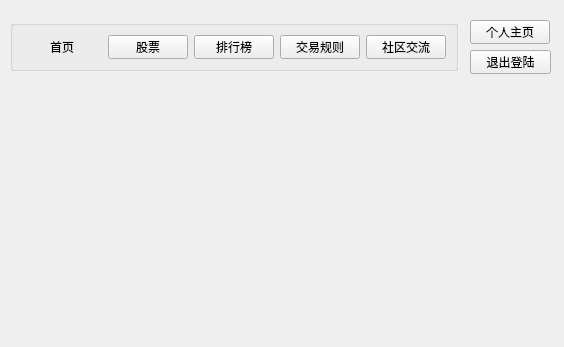
This is VirtualStock/mainwindow.ui in Vks-Feng/Nullptr as Qt 5 draws it before an edit. The edited form follows.
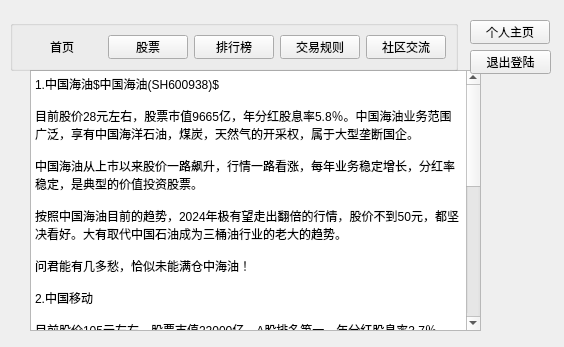
This is the edited form. The open tabs and pages were chosen to show the change.

The edit to the form file:
```diff
--- a/VirtualStock/mainwindow.ui
+++ b/VirtualStock/mainwindow.ui
@@ -17,7 +17,7 @@
    <property name="geometry">
     <rect>
      <x>10</x>
-     <y>80</y>
+     <y>60</y>
      <width>531</width>
      <height>301</height>
     </rect>
@@ -120,8 +120,76 @@
     </widget>
    </widget>
    <widget class="QWidget" name="selectpage3"/>
-   <widget class="QWidget" name="selectpage4"/>
-   <widget class="QWidget" name="selectpage5"/>
+   <widget class="QWidget" name="selectpage4">
+    <widget class="QPlainTextEdit" name="plainTextEdit_2">
+     <property name="geometry">
+      <rect>
+       <x>0</x>
+       <y>0</y>
+       <width>471</width>
+       <height>261</height>
+      </rect>
+     </property>
+     <property name="plainText">
+      <string>1.数量规则：股票一手=100股。
+主板股票买入最少一手及其整数倍，100股，200股，300股，等等。
+主板股票卖出，最后一手不可低于100股的零散数量。
+2.回转交易规则：
+股票：T+1交易，即当天买入，下一交易日可卖出；
+可转债：T+0交易，即当天买入，当天可卖出，无次数限制；
+部分场内基金：大部分T+1交易，小部分T+0交易。
+3.价格规则：
+成交原则：价格优先，时间优先；
+连续竞价交易规则，价格在涨跌幅区间内有效。当天委托当天有效。
+4.涨跌幅限制：
+主板股票：上一交易日收盘价的±10%；创业板、科创板：上一交易日收盘价的±20%
+5.资金清算规则：
+按T+1原则进行资金清算。
+账户股票卖出后，资金马上到股票账户，当天可继续使用但不可转出
+下一交易日9:00后可转出至银行卡（需考虑周末、节假日因素）
+</string>
+     </property>
+    </widget>
+   </widget>
+   <widget class="QWidget" name="selectpage5">
+    <widget class="QPlainTextEdit" name="plainTextEdit">
+     <property name="geometry">
+      <rect>
+       <x>20</x>
+       <y>10</y>
+       <width>451</width>
+       <height>261</height>
+      </rect>
+     </property>
+     <property name="plainText">
+      <string>1.中国海油$中国海油(SH600938)$
+
+目前股价28元左右，股票市值9665亿，年分红股息率5.8％。中国海油业务范围广泛，享有中国海洋石油，煤炭，天然气的开采权，属于大型垄断国企。
+
+中国海油从上市以来股价一路飙升，行情一路看涨，每年业务稳定增长，分红率稳定，是典型的价值投资股票。
+
+按照中国海油目前的趋势，2024年极有望走出翻倍的行情，股价不到50元，都坚决看好。大有取代中国石油成为三桶油行业的老大的趋势。
+
+问君能有几多愁，恰似未能满仓中海油！
+
+2.中国移动
+
+目前股价105元左右，股票市值22000亿，A股排名第一，年分红股息率3.7％。
+
+中国移动的行情和中国海油极为相似，业务能力和经营范围的独特性和垄断地位更胜中海油。中国移动上市以来，股价已经走出了翻倍行情，目前市值排名A股首位。
+
+鉴于其垄断的业务地位和增长行情，中国移动极有可能再次翻番，创造A股市值的神话，后续行情极为看好
+
+3.招商银行
+
+目前股价32元左右，股票市值8408亿，年分红股息率5.6％。
+
+招商银行是增长趋势最好的国内银行之一，银行零售业之首。其股价从高点54元下降到年前的低点27元，刚好实现腰斩，目前股价稳步回升，周线走出完美的U型底，招商银行在2024年市场好转的情况下，应该会再度走高，行情值得期待，但是想走出翻倍行情还有一定的难度，属于慢牛型，但会越来越好
+
+</string>
+     </property>
+    </widget>
+   </widget>
   </widget>
   <widget class="QPushButton" name="personpage1">
    <property name="geometry">
```
Left out of the diff: 2 changed lines with no effect on the pictures.
